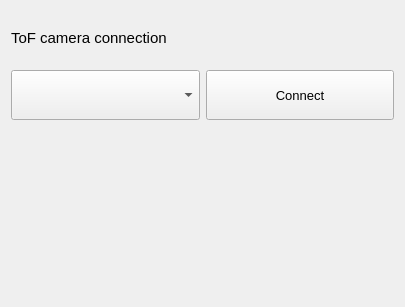
The window that Modules/ToFUI/Qmitk/QmitkToFConnectionWidgetControls.ui (MITK/MITK) describes before a commit, drawn with Qt 5.
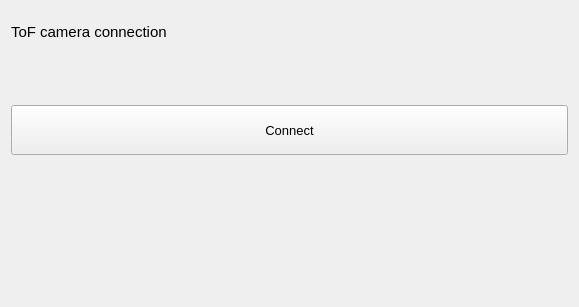
The same window after the commit. Icons and pictures are not drawn. Custom widgets are drawn as their Qt base class.

Commit message: Deleted the ToFConnectionWidget2 and replaced the now deprecated ToFConnectionWidget. With those changes, we finally got the new ToFGenerationWidget implemented and did lots of changes in the ToF-Part of MITK.

```diff
--- a/Modules/ToFUI/Qmitk/QmitkToFConnectionWidgetControls.ui
+++ b/Modules/ToFUI/Qmitk/QmitkToFConnectionWidgetControls.ui
@@ -6,7 +6,7 @@
    <rect>
     <x>0</x>
     <y>0</y>
-    <width>405</width>
+    <width>579</width>
     <height>307</height>
    </rect>
   </property>
@@ -32,43 +32,7 @@
      </property>
     </widget>
    </item>
-   <item row="1" column="0">
-    <widget class="QComboBox" name="m_SelectCameraCombobox">
-     <property name="sizePolicy">
-      <sizepolicy hsizetype="Minimum" vsizetype="Fixed">
-       <horstretch>0</horstretch>
-       <verstretch>0</verstretch>
-      </sizepolicy>
-     </property>
-     <property name="minimumSize">
-      <size>
-       <width>0</width>
-       <height>50</height>
-      </size>
-     </property>
-     <property name="font">
-      <font>
-       <pointsize>10</pointsize>
-      </font>
-     </property>
-     <property name="currentIndex">
-      <number>-1</number>
-     </property>
-     <property name="maxVisibleItems">
-      <number>7</number>
-     </property>
-     <property name="insertPolicy">
-      <enum>QComboBox::InsertAtBottom</enum>
-     </property>
-     <property name="sizeAdjustPolicy">
-      <enum>QComboBox::AdjustToContents</enum>
-     </property>
-     <property name="frame">
-      <bool>true</bool>
-     </property>
-    </widget>
-   </item>
-   <item row="1" column="1">
+   <item row="2" column="0">
     <widget class="QPushButton" name="m_ConnectCameraButton">
      <property name="minimumSize">
       <size>
@@ -103,14 +67,30 @@
      </property>
     </widget>
    </item>
-   <item row="2" column="0" colspan="2">
+   <item row="5" column="0">
+    <widget class="QmitkKinectParameterWidget" name="m_KinectParameterWidget" native="true"/>
+   </item>
+   <item row="3" column="0">
     <widget class="QmitkToFPMDParameterWidget" name="m_PMDParameterWidget" native="true"/>
    </item>
-   <item row="3" column="0" colspan="2">
+   <item row="4" column="0">
     <widget class="QmitkToFMESAParameterWidget" name="m_MESAParameterWidget" native="true"/>
    </item>
-   <item row="4" column="0" colspan="2">
-    <widget class="QmitkKinectParameterWidget" name="m_KinectParameterWidget" native="true"/>
+   <item row="1" column="0">
+    <widget class="QmitkServiceListWidget" name="m_DeviceList" native="true">
+     <property name="sizePolicy">
+      <sizepolicy hsizetype="Preferred" vsizetype="Preferred">
+       <horstretch>0</horstretch>
+       <verstretch>0</verstretch>
+      </sizepolicy>
+     </property>
+     <property name="maximumSize">
+      <size>
+       <width>16777215</width>
+       <height>16777215</height>
+      </size>
+     </property>
+    </widget>
    </item>
   </layout>
  </widget>
@@ -134,6 +114,12 @@
    <header>QmitkKinectParameterWidget.h</header>
    <container>1</container>
   </customwidget>
+  <customwidget>
+   <class>QmitkServiceListWidget</class>
+   <extends>QWidget</extends>
+   <header>QmitkServiceListWidget.h</header>
+   <container>1</container>
+  </customwidget>
  </customwidgets>
  <resources>
   <include location="../resources/QmitkToFUtilWidget.qrc"/>
```
Left out of the diff: 4 changed lines with no effect on the pictures. The commit also changes 12 other files.
